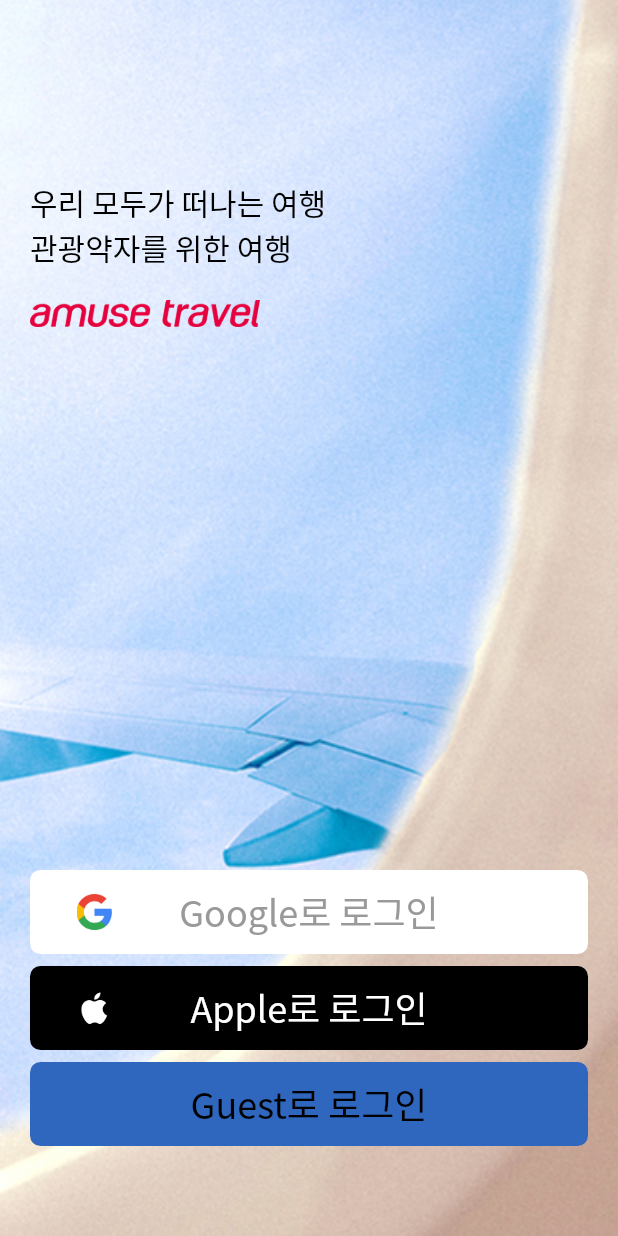
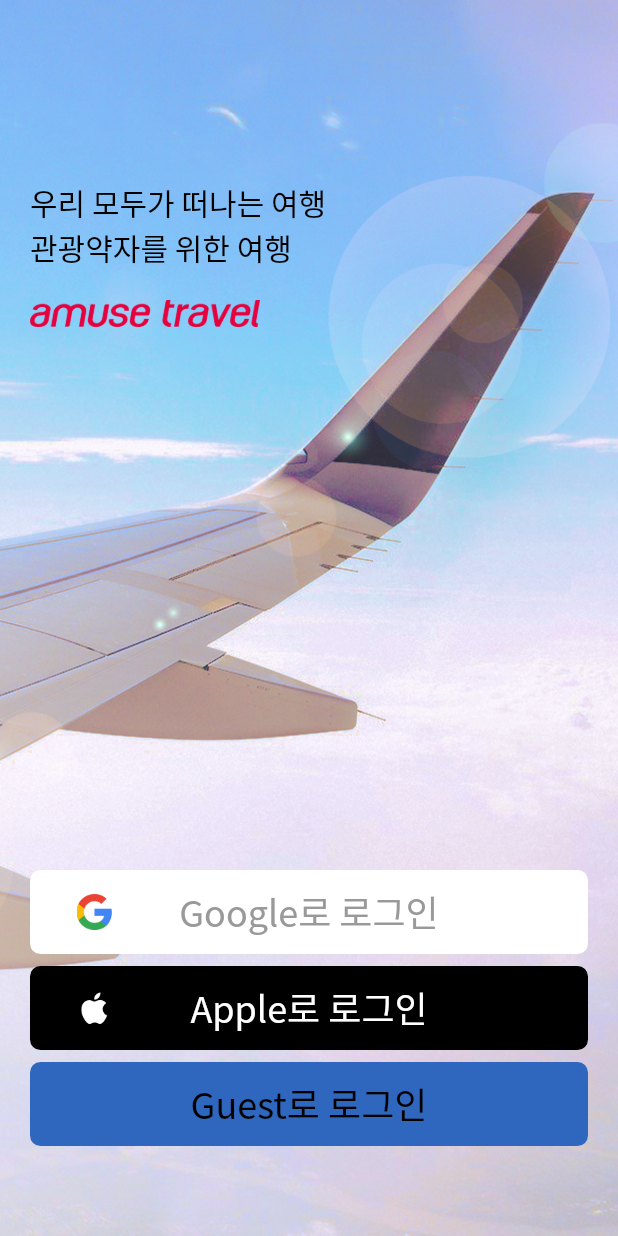
Before and after one commit to amuse-travel/amuseapp, a Flutter app: the screen it shows after launch, on a phone screen of 412 x 824 dp. Run offline on Flutter 3.47's test engine with Material 2 defaults, Android fonts, the phone set to English and light mode, and no system bars; our stand-ins replace bloc, cached_network_image, carousel_slider, cloud_firestore, dio, equatable and 12 more; missing offline and left inert: dash_chat; accounts and stored records are empty.

Commit message:
change login image

```diff
--- a/lib/pages/login/login_form.dart
+++ b/lib/pages/login/login_form.dart
@@ -54,7 +54,7 @@ class _LoginFormState extends State<LoginForm> {
                     width: _sizeWidth,
                     height: _sizeHeight,
                     child: Image.asset(
-                      'assets/icons/login-background.jpg',
+                      'assets/icons/login-background.png',
                       fit: BoxFit.cover,
                     ),
                   ),
```
Also changed, not shown: assets/icons/login-background.jpg (deleted), assets/icons/login-background.png (added), 1 other file.
